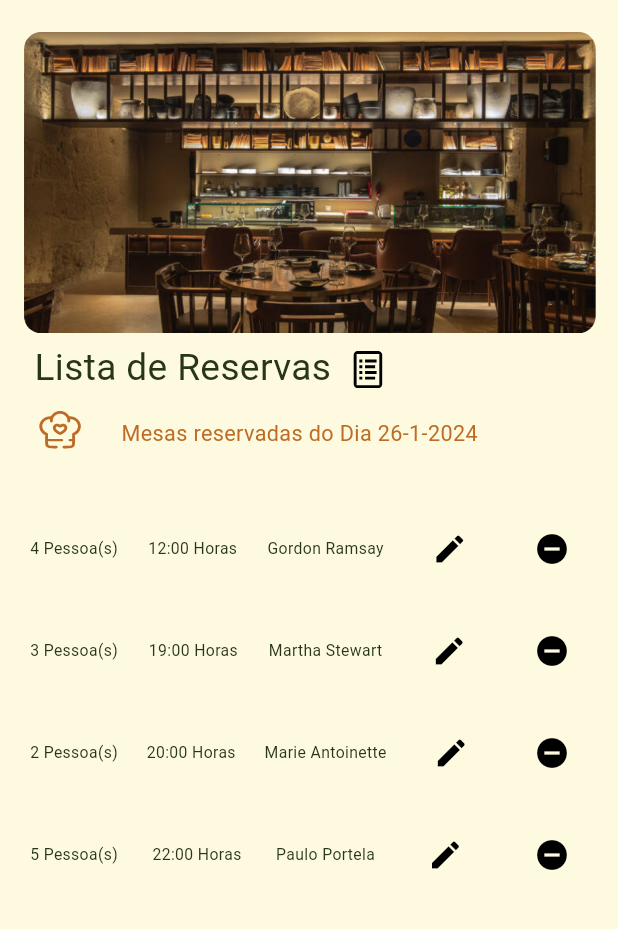
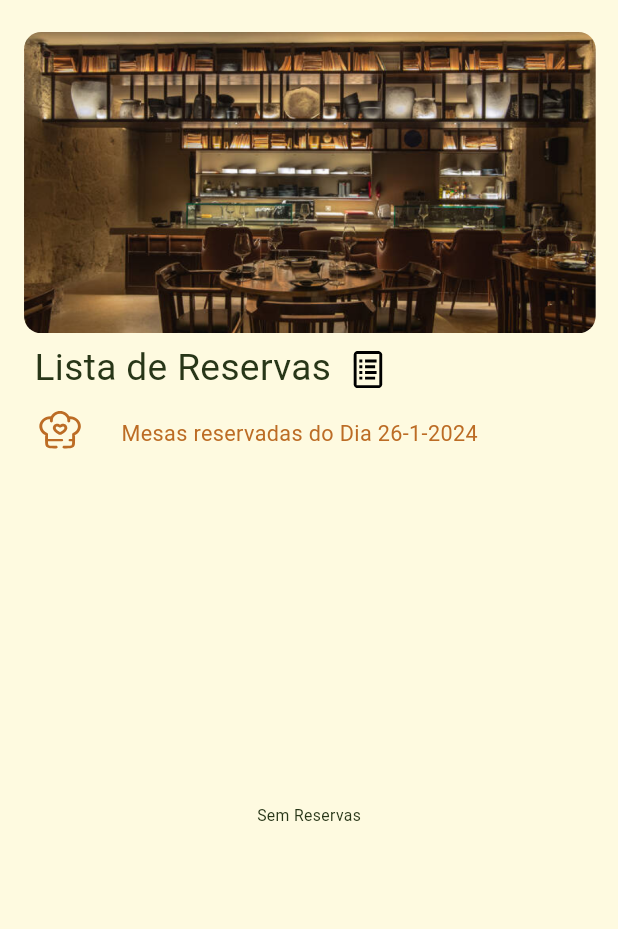
Before and after one commit to gabrielcosta2/BookATable, a Flutter app: the PReservasAdminScreen screen opened by its route, on a phone screen of 412 x 824 dp, the part 87-1016 px from its top. Run offline on Flutter 3.47's test engine with Material 3 defaults, Android fonts, the light colour scheme and no system bars; our stand-ins replace cached_network_image, cloud_firestore, firebase_core, flutter_svg, shared_preferences; accounts and stored records are empty; Roboto replaces fonts that are missing (Arial Rounded MT Bold).

Commit message:
end of phase 2
Firestore integration /database, apk and icon changes

```diff
--- a/lib/main.dart
+++ b/lib/main.dart
@@ -1,15 +1,19 @@
+import 'package:book_a_table/firebase_options.dart';
+import 'package:firebase_core/firebase_core.dart';
 import 'package:flutter/material.dart';
 import 'package:flutter/services.dart';
 import 'package:book_a_table/theme/theme_helper.dart';
 import 'package:book_a_table/routes/app_routes.dart';
 
-void main() {
+Future<void> main() async {
   WidgetsFlutterBinding.ensureInitialized();
+  await Firebase.initializeApp(
+    options: DefaultFirebaseOptions.currentPlatform,
+  );
   SystemChrome.setPreferredOrientations([
     DeviceOrientation.portraitUp,
   ]);
 
-  ///Please update theme as per your need if required.
   ThemeHelper().changeTheme('primary');
   runApp(BookTable());
 }
@@ -27,20 +31,6 @@ class BookTable extends StatelessWidget {
   }
 }
 
-class reserva {
-  String nome;
-  String horas;
-  int pessoas;
-  reserva({required this.nome, required this.horas, required this.pessoas});
-}
-
-List<reserva> rev = [
-  reserva(nome: 'Gordon Ramsay', horas: '12:00', pessoas: 4),
-  reserva(nome: 'Martha Stewart', horas: '19:00', pessoas: 3),
-  reserva(nome: 'Marie Antoinette', horas: '20:00', pessoas: 2),
-  reserva(nome: 'Paulo Portela', horas: '22:00', pessoas: 5)
-];
-
 class login {
   String email;
   String password;
@@ -48,7 +38,7 @@ class login {
 }
 
 List<login> Login = [
-  login(email: 'rotadosabores@gmail.com', password: 'CM2023_24')
+  login(email: 'rotadosabores@gmail.com', password: '12345')
 ];
 
 class menu {
@@ -57,6 +47,7 @@ class menu {
   menu({required this.comida, required this.preco});
 }
 
+//Lista do Menu
 List<menu> Alimento = [
   menu(comida: 'Ameijoas à Bulhão Pato', preco: 10),
   menu(comida: 'Burrata c/ Tomate Confit e Pesto', preco: 6),
--- a/lib/presentation/reservas/reservas_admin.dart
+++ b/lib/presentation/reservas/reservas_admin.dart
@@ -1,12 +1,14 @@
+import 'package:cloud_firestore/cloud_firestore.dart';
 import 'package:flutter/material.dart';
 import 'package:book_a_table/core/app_export.dart';
 import 'package:book_a_table/widgets/app_bar/appbar_leading_image.dart';
 import 'package:book_a_table/widgets/app_bar/appbar_title.dart';
 import 'package:book_a_table/widgets/app_bar/custom_app_bar.dart';
-import 'package:book_a_table/main.dart';
 import 'package:book_a_table/presentation/reservas/reservas_editar.dart';
 import 'package:book_a_table/widgets/app_bar/hamburger_menu.dart';
+import 'package:book_a_table/services/reservas_service.dart';
 
+// Chave global para acesso ao ScaffoldState
 final GlobalKey<ScaffoldState> _scaffoldKey = GlobalKey<ScaffoldState>();
 
 class PReservasAdminScreen extends StatefulWidget {
@@ -17,17 +19,38 @@ class PReservasAdminScreen extends StatefulWidget {
 }
 
 class _MyWidgetState extends State<PReservasAdminScreen> {
+  // Referência à coleção 'reservas' no Firestore
+  final CollectionReference reservasCollection =
+      FirebaseFirestore.instance.collection('reservas');
+
+  // Serviço para manipulação de reservas
+  final ReservasService _reservaservice = ReservasService();
+
+  // Função assíncrona para remover uma reserva do Firestore
+  Future reservaRemove(reserva rev1) async {
+    return reservasCollection.get().then((QuerySnapshot querySnapshot) {
+      for (var doc in querySnapshot.docs) {
+        if (doc.id == rev1.id) {
+          reservasCollection.doc(doc.id).delete();
+        }
+      }
+    });
+  }
+
   @override
   Widget build(BuildContext context) {
+    // Obter a data atual
     DateTime today = DateTime.now();
     String dateStr = "${today.day}-${today.month}-${today.year}";
 
+    // Obter informações sobre a mídia do dispositivo
     mediaQueryData = MediaQuery.of(context);
+
     return Scaffold(
       key: _scaffoldKey,
       appBar: Header(context),
       drawer: Drawer(
-        child: NavBar(), // Use the Sidebar widget here
+        child: NavBar(),
       ),
       body: Column(children: [
         Container(
@@ -76,19 +99,31 @@ class _MyWidgetState extends State<PReservasAdminScreen> {
             ])),
         Expanded(
             child: Container(
-                padding: EdgeInsets.all(10),
-                child: ListView.builder(
-                    itemCount: rev.length,
-                    itemBuilder: (BuildContext context, int index) {
+          padding: EdgeInsets.all(10),
+          child: StreamBuilder<List<reserva>>(
+              stream: _reservaservice.getReservas(),
+              builder: (context, snapshot) {
+                if (snapshot.connectionState == ConnectionState.waiting) {
+                  return const Center(child: CircularProgressIndicator());
+                } else if (snapshot.hasError) {
+                  return Center(child: Text('Erro: ${snapshot.error}'));
+                } else if (!snapshot.hasData || snapshot.data!.isEmpty) {
+                  return const Center(child: Text('Sem Reservas'));
+                } else {
+                  return ListView.builder(
+                    itemCount: snapshot.data!.length,
+                    itemBuilder: (context, index) {
+                      reserva reserva1 = snapshot.data![index];
                       return Container(
                           padding: EdgeInsets.all(10),
                           child: Row(
                             mainAxisAlignment: MainAxisAlignment.spaceBetween,
                             children: [
-                              Text(
-                                  rev[index].pessoas.toString() + " Pessoa(s)"),
-                              Text(rev[index].horas + " Horas"),
-                              Text(rev[index].nome),
+                              Text(reserva1.quantidade.toString() +
+                                  " Pessoa(s)"),
+                              Text(reserva1.horas +
+                                  " ${reserva1.dia.day}/${reserva1.dia.month}/${reserva1.dia.year}"),
+                              Text(reserva1.nome),
                               IconButton(
                                   onPressed: () {
                                     Navigator.push(
@@ -96,26 +131,30 @@ class _MyWidgetState extends State<PReservasAdminScreen> {
                                         MaterialPageRoute(
                                             builder: (context) =>
                                                 PGinaReservasEditarScreen(
-                                                  r1: rev[index],
+                                                  r1: reserva1,
                                                 )));
                                   },
                                   icon: Icon(Icons.edit)),
                               IconButton(
                                   onPressed: () {
-                                    rev.removeAt(index);
+                                    reservaRemove(reserva1);
                                     Navigator.pushNamed(
                                         context, AppRoutes.pReservas_Admin);
                                   },
                                   icon: Icon(Icons.remove_circle))
                             ],
                           ));
-                    })))
+                    },
+                  );
+                }
+              }),
+        ))
       ]),
     );
   }
 }
 
-/// Section Widget
+// Função que retorna o widget AppBar personalizado
 PreferredSizeWidget Header(BuildContext context) {
   return CustomAppBar(
     leadingWidth: 70.h,
@@ -145,18 +184,17 @@ PreferredSizeWidget Header(BuildContext context) {
   );
 }
 
-/// Navigates to the pGinaPrincipalScreen when the action is triggered.
+// Função que navega para a tela inicial
 onTapCapturaDeEcr(BuildContext context) {
   Navigator.pushNamed(context, AppRoutes.pHome);
 }
 
-/// Navigates to the pGinaPrincipalScreen when the action is triggered.
+// Função que navega para a tela inicial
 onTapBookATable(BuildContext context) {
   Navigator.pushNamed(context, AppRoutes.pHome);
 }
 
-/// Navigates to the pGinaMenuBurguerAbertoOneScreen when the action is triggered.
+// Função que navega para a tela de reservas no menu
 onTapMingcuteMenuFill(BuildContext context) {
-  //FUNCAO PARA O  QUE FAZ QUANDO CLICA NO HAMBURGUER
   Navigator.pushNamed(context, AppRoutes.pReservas_Admin);
 }
--- a/lib/routes/app_routes.dart
+++ b/lib/routes/app_routes.dart
@@ -4,27 +4,22 @@ import 'package:book_a_table/presentation/perfil/perfil.dart';
 import 'package:book_a_table/presentation/login/login.dart';
 import 'package:book_a_table/presentation/home/home.dart';
 import 'package:book_a_table/presentation/reservas/reservas.dart';
-import 'package:book_a_table/presentation/reservas/reservas_sucesso.dart';
 
 class AppRoutes {
-  static const String pReservas_Admin = '/reservas_admin';
+  // Rotas da aplicação
+  static const String pReservas_Admin =
+      '/reservas_admin'; // Rota para a administração de reservas
+  static const String pLogin = '/login'; // Rota para a tela de login
+  static const String pHome = '/home'; // Rota para a tela inicial
+  static const String pReservas = '/reservas'; // Rota para as reservas
+  static const String pPerfil = '/perfil'; // Rota para o perfil do usuário
 
-  static const String pLogin = '/login';
-
-  static const String pHome = '/home';
-
-  static const String pReservas = '/reservas';
-
-  static const String pReserva_Sucesso = '/reserva_sucesso';
-
-  static const String pPerfil = '/perfil';
-
+  // Mapeamento de rotas para construtores de widgets
   static Map<String, WidgetBuilder> routes = {
     pHome: (context) => PHomeScreen(),
     pReservas_Admin: (context) => PReservasAdminScreen(),
     pPerfil: (context) => PPerfilAdminScreen(),
     pLogin: (context) => PLoginScreen(),
     pReservas: (context) => PReservasScreen(),
-    pReserva_Sucesso: (context) => PReservaSucessoScreen(),
   };
 }
--- /dev/null
+++ b/lib/services/reservas_service.dart
@@ -0,0 +1,49 @@
+import 'package:cloud_firestore/cloud_firestore.dart';
+
+class ReservasService {
+  // Obtém a transmissão (stream) de reservas do Firestore
+  Stream<List<reserva>> getReservas() {
+    return FirebaseFirestore.instance
+        .collection('reservas')
+        .snapshots()
+        .map((snapshot) => snapshot.docs.map((doc) {
+              Map<String, dynamic> data = doc.data();
+              return reserva(
+                id: doc.id,
+                nome: data['nome'],
+                quantidade: data['quantidade'],
+                horas: data['horas'],
+                dia: (data['dia'] as Timestamp).toDate(),
+              );
+            }).toList());
+  }
+}
+
+// Modelo de dados para representar uma reserva
+class reserva {
+  String id;
+  String nome;
+  int quantidade;
+  String horas;
+  DateTime dia;
+
+  // Construtor da classe
+  reserva({
+    required this.id,
+    required this.nome,
+    required this.quantidade,
+    required this.horas,
+    required this.dia,
+  });
+
+  // Construtor de fábrica para criar uma instância de reserva a partir de um mapa
+  factory reserva.fromMap(Map<String, dynamic> data, String documentId) {
+    return reserva(
+      id: documentId,
+      nome: data['nome'],
+      quantidade: data['quantidade'],
+      horas: data['horas'],
+      dia: (data['dia'] as Timestamp).toDate(),
+    );
+  }
+}
--- a/pubspec.yaml
+++ b/pubspec.yaml
@@ -18,6 +18,7 @@ dependencies:
 dev_dependencies:
   flutter_test:
     sdk: flutter
+  flutter_launcher_icons: "^0.13.1"
 flutter:
   uses-material-design: true
   assets:
@@ -28,3 +29,7 @@ flutter:
       fonts:
         - asset: assets/fonts/ArchivoBlackRegular.ttf
           weight: 400
+flutter_launcher_icons:
+  android: "launcher_icon"
+  ios: true
+  image_path: "assets/images/img_captura_de_ecr.png"
```
Also changed, not shown: lib/presentation/home/home.dart (+28 -7 lines), lib/presentation/login/login.dart (+5 -5 lines), lib/presentation/perfil/perfil.dart (+4 -4 lines), lib/presentation/reservas/reservas.dart (+43 -20 lines), lib/presentation/reservas/reservas_editar.dart (+37 -12 lines), lib/presentation/reservas/reservas_sucesso.dart (+17 -14 lines), lib/firebase_options.dart (added), 36 other files.
